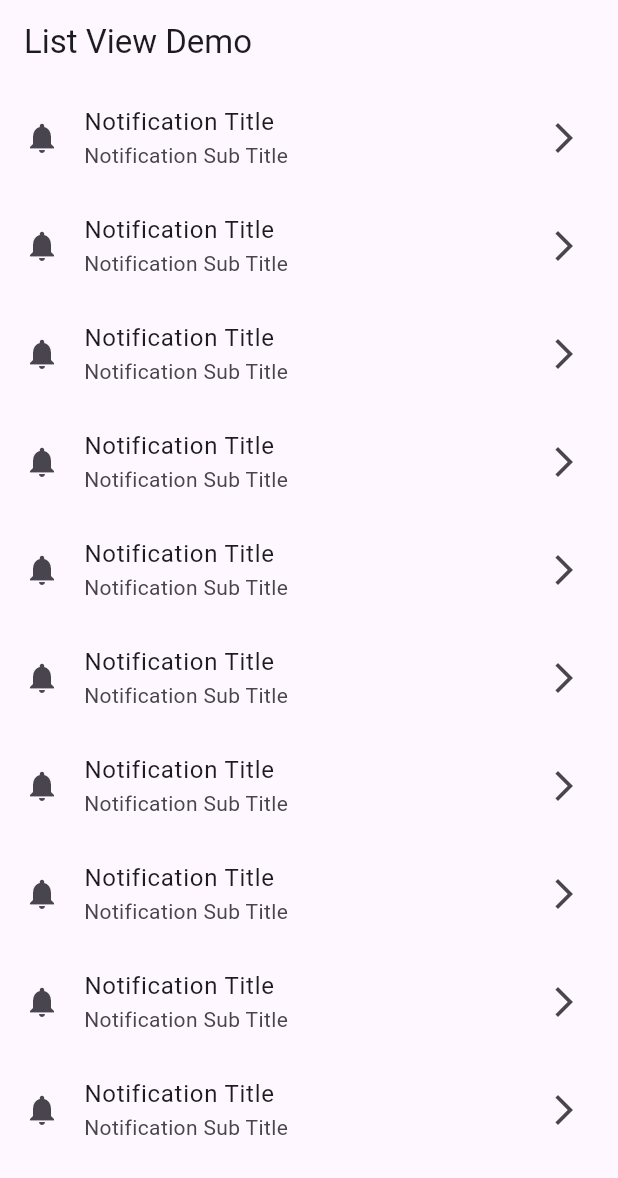
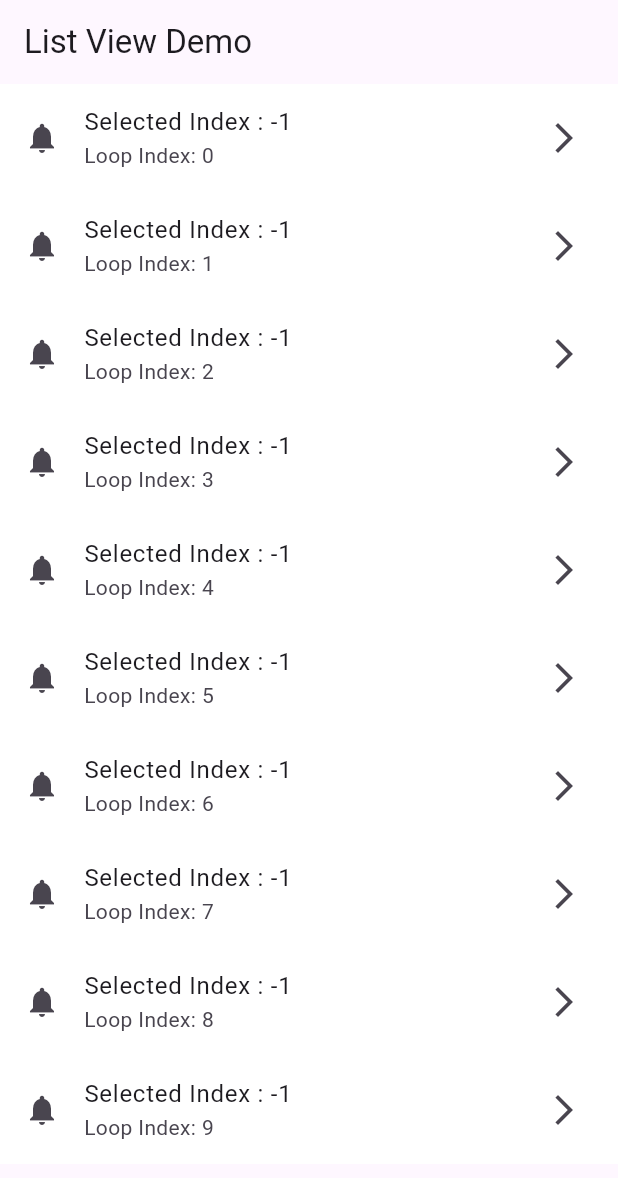
Before and after one commit to MuhammadAliKust/Flutter-B15, a Flutter app: the screen it shows after launch, on a phone screen of 412 x 824 dp. Shown: the top 1178 px of the screen. Run offline on Flutter 3.47's test engine with Material 3 defaults, Android fonts, the phone set to English and light mode, and no system bars; our stand-ins replace string_validator.

Commit message:
Single Selection Done

```diff
--- a/lib/main.dart
+++ b/lib/main.dart
@@ -2,6 +2,7 @@
 import 'package:flutter_b15/list_tile_view.dart';
 import 'package:flutter_b15/list_view.dart';
 import 'package:flutter_b15/login.dart';
+import 'package:flutter_b15/single_selection.dart';
 import 'image.dart';
 void main() {
   runApp(MyApp());
@@ -14,7 +15,7 @@
   Widget build(BuildContext context) {
     return MaterialApp(
       debugShowCheckedModeBanner: false,
-      home: ListViewDemo(),
+      home: SingleSelectionDemo(),
     );
   }
 }
--- /dev/null
+++ b/lib/single_selection.dart
@@ -0,0 +1,36 @@
+import 'package:flutter/material.dart';
+
+class SingleSelectionDemo extends StatefulWidget {
+  SingleSelectionDemo({super.key});
+
+  @override
+  State<SingleSelectionDemo> createState() => _SingleSelectionDemoState();
+}
+
+class _SingleSelectionDemoState extends State<SingleSelectionDemo> {
+  int selectedIndex = -1;
+
+  @override
+  Widget build(BuildContext context) {
+    return Scaffold(
+      appBar: AppBar(
+        title: Text("List View Demo"),
+      ),
+      body: ListView.builder(
+          itemCount: 10,
+          itemBuilder: (context, i) {
+            return ListTile(
+              onTap: () {
+                selectedIndex = i;
+                setState(() {});
+              },
+              leading: Icon(Icons.notifications),
+              title: Text("Selected Index : $selectedIndex"),
+              subtitle: Text("Loop Index: $i"),
+              trailing: Icon(Icons.arrow_forward_ios),
+              tileColor: selectedIndex == i ? Colors.blue : Colors.white,
+            );
+          }),
+    );
+  }
+}
```
